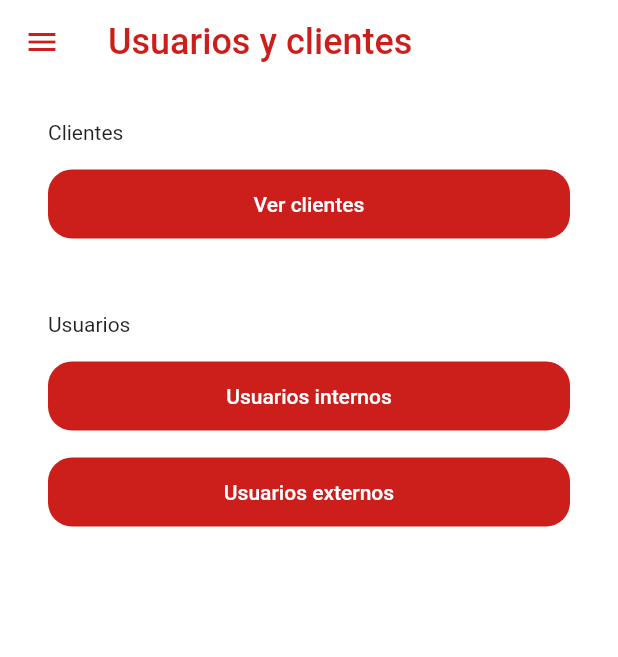
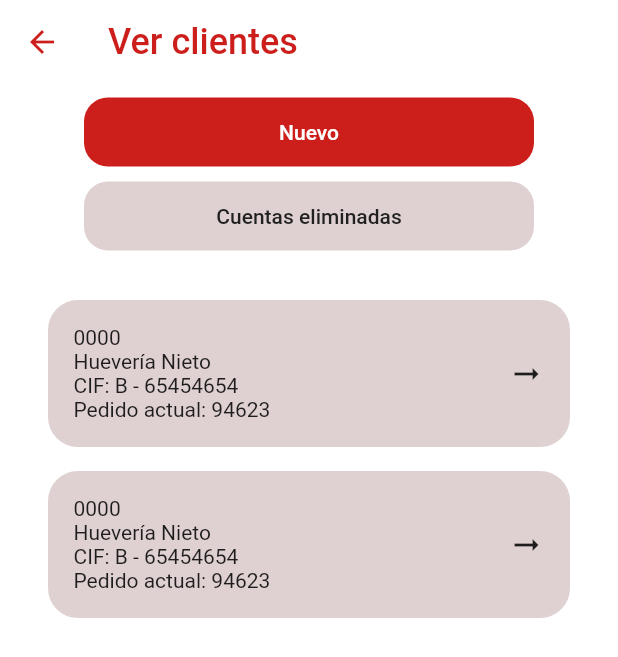
Before and after one commit to AlcaideMarina/tfg_app_interna_flutter, a Flutter app: the UsersAndClientsPage screen opened directly, after a tap on "Ver clientes", on a phone screen of 412 x 824 dp. Shown: the top 657 px of the screen. Run offline on Flutter 3.47's test engine with Material 2 defaults, Android fonts, the phone set to English and light mode, and no system bars; our stand-ins replace firebase_core; accounts and stored records are empty.

Commit message:
Create all clients page

```diff
--- /dev/null
+++ b/lib/screens/users_and_clients/all_clientes_page.dart
@@ -0,0 +1,75 @@
+import 'package:flutter/material.dart';
+import 'package:hueveria_nieto_interna/component/component_clients.dart';
+import 'package:hueveria_nieto_interna/component/constants/hn_button.dart';
+import 'package:hueveria_nieto_interna/custom/app_theme.dart';
+import 'package:hueveria_nieto_interna/custom/custom_sizes.dart';
+import 'package:hueveria_nieto_interna/values/strings_translation.dart';
+
+class AllClientsPage extends StatefulWidget {
+  AllClientsPage({Key? key}) : super(key: key);
+
+  @override
+  State<AllClientsPage> createState() => _AllClientsPageState();
+}
+
+class _AllClientsPageState extends State<AllClientsPage> {
+  @override
+  Widget build(BuildContext context) {
+    final double _width = MediaQuery.of(context).size.width;
+    final double _height = MediaQuery.of(context).size.height;
+
+    GlobalKey<ScaffoldState> _scaffoldKey = GlobalKey<ScaffoldState>();
+    if (StringsTranslation.of(context) == null) {
+      print("NULO");
+    } else {
+      print("NO NULO");
+    }
+
+    return Scaffold(
+      key: _scaffoldKey,
+      backgroundColor: Colors.white,
+      appBar: AppBar(
+        toolbarHeight: 56.0,
+        title: const Text("Ver clientes",
+          style: TextStyle(
+            color: AppTheme.primary,
+            fontSize: CustomSizes.textSize24
+          ),
+        )
+      ),
+      body: Column(
+        children: [
+          Container(
+            margin: const EdgeInsets.symmetric(
+              horizontal: 56,
+              vertical: 8
+            ),
+            child: Column(
+              children: [
+                HNButton(ButtonTypes.mainBoldRoundedButton).getTypedButton("Nuevo", null, null, () { }, () { }),
+                const SizedBox(height: 8,),
+                HNButton(ButtonTypes.secondaryRoundedButton).getTypedButton("Cuentas eliminadas", null, null, () { }, () { })
+              ],
+            ),
+          ),
+          const SizedBox(height: 16,),
+          Container(
+            margin: const EdgeInsets.symmetric(
+              horizontal: 32,
+              vertical: 8
+            ),
+            child: const HNComponentClients("0000", "Huevería Nieto", "B - 65454654", "94623"),
+          ),
+          Container(
+            margin: const EdgeInsets.symmetric(
+              horizontal: 32,
+              vertical: 8
+            ),
+            child: const HNComponentClients("0000", "Huevería Nieto", "B - 65454654", "94623"),
+          )
+        ],
+      ),
+    );
+  }
+
+}
--- a/lib/screens/users_and_clients/users_and_clients_page.dart
+++ b/lib/screens/users_and_clients/users_and_clients_page.dart
@@ -3,6 +3,7 @@ import 'package:hueveria_nieto_interna/component/constants/hn_button.dart';
 import 'package:hueveria_nieto_interna/component/menu/lateral_menu.dart';
 import 'package:hueveria_nieto_interna/custom/app_theme.dart';
 import 'package:hueveria_nieto_interna/custom/custom_sizes.dart';
+import 'package:hueveria_nieto_interna/screens/users_and_clients/all_clientes_page.dart';
 import 'package:hueveria_nieto_interna/values/strings_translation.dart';
 
 class UsersAndClientsPage extends StatefulWidget {
@@ -46,7 +47,7 @@ class _UsersAndClientsPageState extends State<UsersAndClientsPage> {
             const Text("Clientes", textAlign: TextAlign.start,),
             const SizedBox(height: 16,),
             Container(
-              child: HNButton(ButtonTypes.mainRoundedButton).getTypedButton("Ver clientes", null, null, () { }, () { }),
+              child: HNButton(ButtonTypes.mainRoundedButton).getTypedButton("Ver clientes", null, null, navigateToAllClientsPage, () { }),
             ),
             const SizedBox(height: 48,),
             const Text("Usuarios", textAlign: TextAlign.start,),
@@ -66,4 +67,11 @@ class _UsersAndClientsPageState extends State<UsersAndClientsPage> {
     );
   }
 
+  navigateToAllClientsPage() {
+    Navigator.push(
+      context,
+      MaterialPageRoute(
+        builder: (context) => AllClientsPage(),
+      ));
+  }
 }
```
